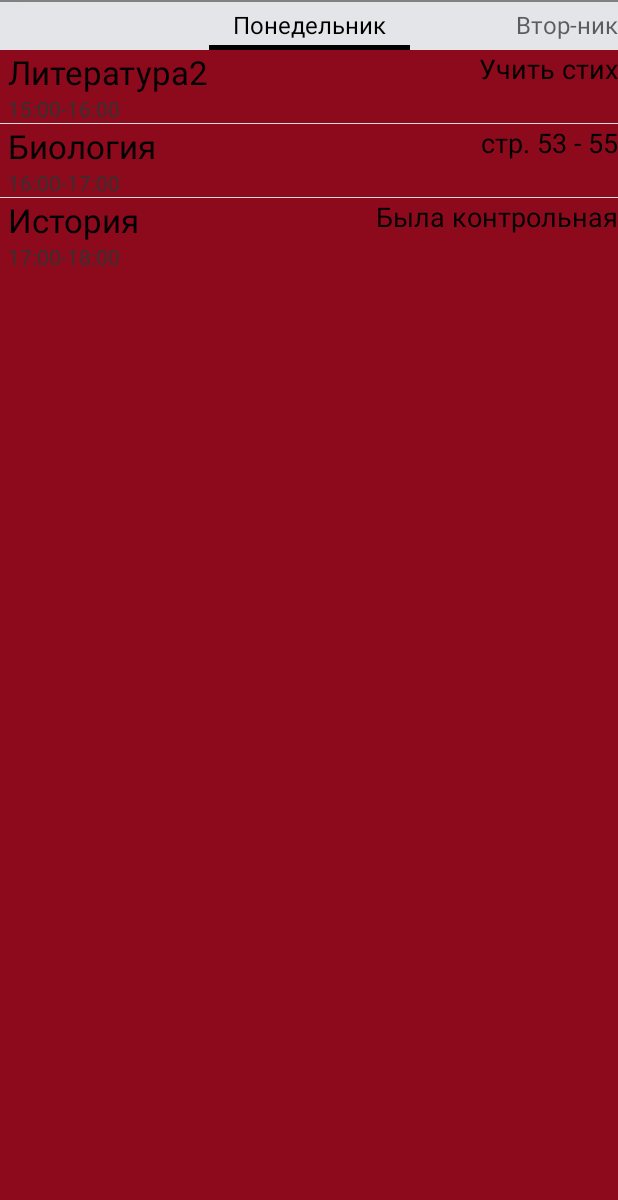
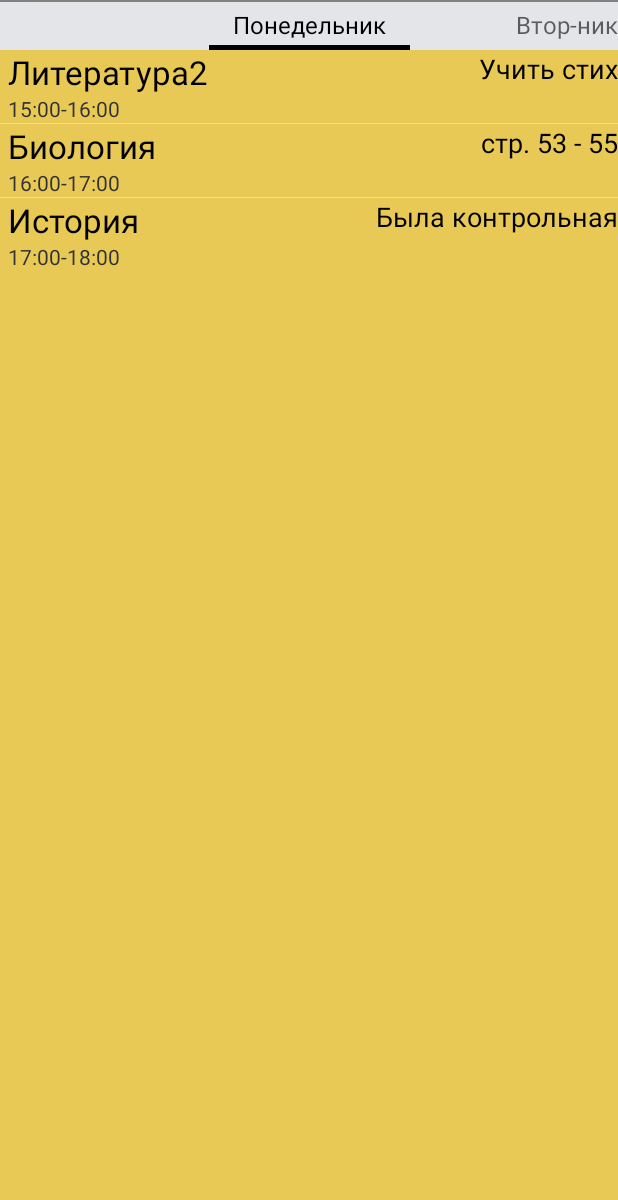
Before and after one commit to asutp36/SchoolTT, an Android app: the MainActivity screen opened directly, with no data from a screen before it, on a phone screen of 412 x 824 dp, the part 36-1236 px from its top. Run offline under Robolectric (Android 15) with nearby library versions, the phone set to English and light mode, and no system bars.

```diff
--- a/app/src/main/java/com/samschool/schooltt/pages/MainActivity.java
+++ b/app/src/main/java/com/samschool/schooltt/pages/MainActivity.java
@@ -129,5 +129,14 @@ public class MainActivity extends FragmentActivity {
         mainTT.days.add(mnd);
         mainTT.days.add(tue);
         mainTT.days.add(wed);
+
+        // сериализовать расписание
+        SaveTT2File(mainTT);
+    }
+
+    // Сохранение расписания в файл xml
+    private void SaveTT2File(TimeTable timeTable)
+    {
+
     }
 }
--- a/app/src/main/res/layout/monday_layout.xml
+++ b/app/src/main/res/layout/monday_layout.xml
@@ -3,7 +3,7 @@
     xmlns:android="http://schemas.android.com/apk/res/android"
     android:layout_width="match_parent"
     android:layout_height="match_parent"
-    android:background="#8D0A1D"
+    android:background="#E9C956"
     android:weightSum="1"
     android:orientation="vertical">
 
```
